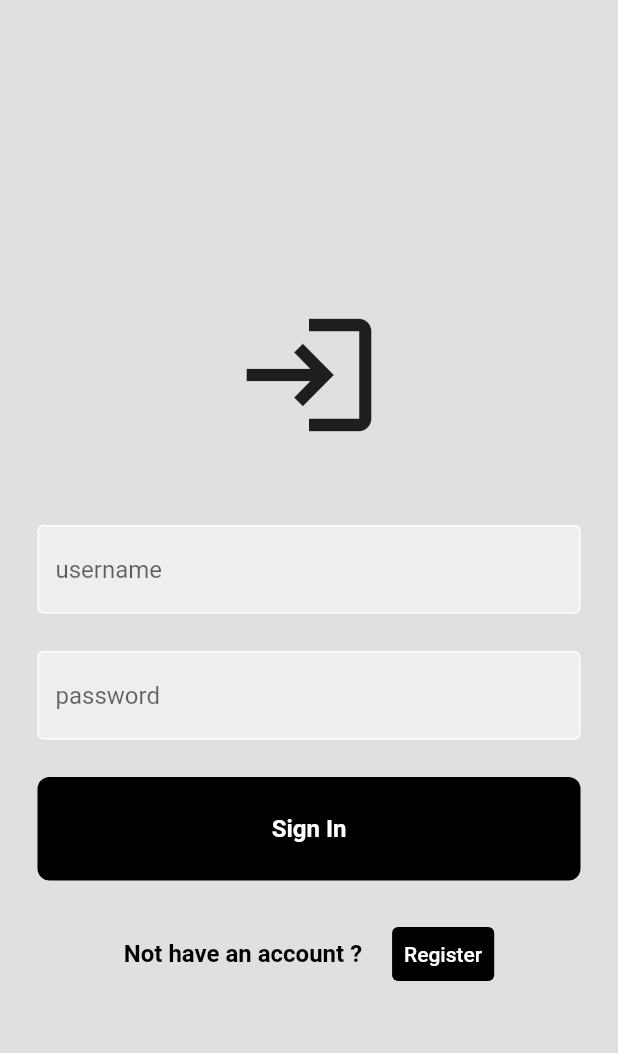
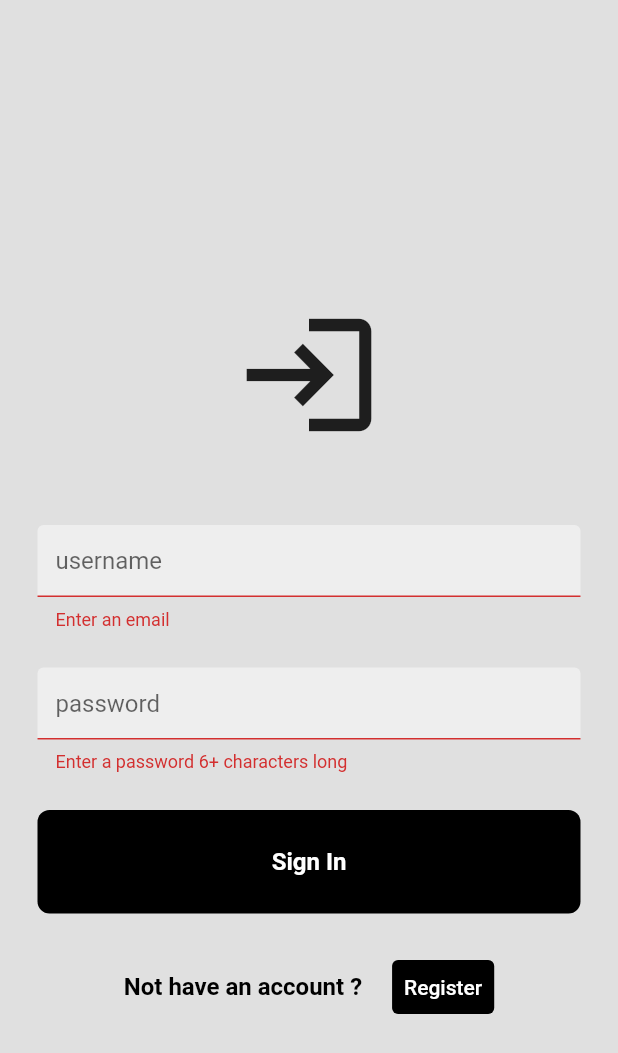
Before and after one commit to DucAnhLo/FlutterBankingApp, a Flutter app: the screen it shows after launch, after a tap on "Sign In", on a phone screen of 412 x 824 dp. Shown: the top 1053 px of the screen. Run offline on Flutter 3.47's test engine with Material 2 defaults, Android fonts, the phone set to English and light mode, and no system bars; our stand-ins replace firebase_auth, firebase_core; missing offline and left inert: flutter_barcode_scanner; accounts and stored records are empty.

Commit message:
Finished sign in functionality, but still having some bugs

```diff
--- a/lib/pages/authenticate/authenticate.dart
+++ b/lib/pages/authenticate/authenticate.dart
@@ -1,5 +1,6 @@
 import 'package:flutter/material.dart';
 import 'package:techcombank_clone/pages/authenticate/sign_in.dart';
+import 'package:techcombank_clone/pages/authenticate/sign_up.dart';
 
 
 class Authenticate extends StatefulWidget {
@@ -10,10 +11,19 @@ class Authenticate extends StatefulWidget {
 }
 
 class _AuthenticateState extends State<Authenticate> {
+
+  bool showSignIn = true;
+  void toggleView(){
+    setState(() {
+      showSignIn = !showSignIn;
+    });
+  }
   @override
   Widget build(BuildContext context) {
-    return Container(
-      child: SignIn(),
-    );
+    if(showSignIn){
+      return SignIn(toggleView: toggleView);
+    }else {
+      return SignUp(toggleView: toggleView);
+    }
   }
 }
--- a/lib/pages/authenticate/sign_in.dart
+++ b/lib/pages/authenticate/sign_in.dart
@@ -5,8 +5,8 @@ import 'package:flutter/src/widgets/framework.dart';
 import 'package:techcombank_clone/services/auth.dart';
 
 class SignIn extends StatefulWidget {
-  const SignIn({super.key});
-
+  final toggleView;
+  const SignIn({super.key, this.toggleView});
   @override
   State<SignIn> createState() => _SignInState();
 }
@@ -15,6 +15,8 @@ class _SignInState extends State<SignIn> {
   String email = '';
   String password= '';
   final AuthService _auth = AuthService();
+  final _formKey = GlobalKey<FormState>();
+  String error = '';
 
 
   @override
@@ -22,6 +24,7 @@ class _SignInState extends State<SignIn> {
     return Scaffold(
         backgroundColor: Colors.grey[300],
         body: Form(
+          key: _formKey,
           child: Container(
               // decoration: BoxDecoration(
               //   image: DecorationImage(
@@ -38,6 +41,7 @@ class _SignInState extends State<SignIn> {
                   Padding(
                     padding: const EdgeInsets.symmetric(horizontal: 25),
                     child: TextFormField(
+                      validator: (value) => value!.isEmpty ? 'Enter an email' : null,
                       onChanged: (value){
                         setState(() {
                           email = value;
@@ -60,6 +64,7 @@ class _SignInState extends State<SignIn> {
                   Padding(
                     padding: const EdgeInsets.symmetric(horizontal: 25),
                     child: TextFormField(
+                      validator: (value) => value!.length < 6  ? 'Enter a password 6+ characters long' : null,
                       onChanged: (value){
                         setState(() {
                           password = value;
@@ -82,16 +87,14 @@ class _SignInState extends State<SignIn> {
                   SizedBox(height: 25),
                   GestureDetector(
                     onTap: () async {
-                      // dynamic result = await _auth.signInAno();
-                      // if(result == null){
-                      //   print('error signing in ');
-                      // } else {
-                      //   print('signed in');
-                      //   print(result.uid);
-                      // }
-                      // Navigator.pushReplacementNamed(context, '/home');
-                      print(email);
-                      print(password);
+                      if(_formKey.currentState!.validate()){
+                        dynamic result = _auth.signInWithEmailAndPassword(email, password);
+                        if(result == null){
+                          setState(() {
+                            error = 'Could not sign in with with those credentials';
+                          });
+                        }
+                      }
                     },
                     child: Container(
                       padding: EdgeInsets.all(25),
@@ -131,12 +134,18 @@ class _SignInState extends State<SignIn> {
                               backgroundColor: MaterialStatePropertyAll<Color>(Colors.black)
                             ),
                             onPressed: (){
-                              Navigator.pushReplacementNamed(context, '/signin');
+                              //Navigator.pushReplacementNamed(context, '/signin');
+                              widget.toggleView();
                             },
                             child: Text('Register', style: TextStyle(color: Colors.white),))
                         ]
                       ),
                     ),
+                  SizedBox(height: 12),
+                  Text(
+                    error,
+                    style: TextStyle(color: Colors.red, fontSize: 14),
+                  )
                 ]),
               ),
             ),
--- a/lib/services/auth.dart
+++ b/lib/services/auth.dart
@@ -27,8 +27,33 @@ class AuthService {
       return null;
     }
   }
+
   //sign in with email and password
+  Future signInWithEmailAndPassword(String email, String password) async{
+    try {
+      UserCredential result = await _auth.signInWithEmailAndPassword(email: email, password: password);
+      User? user = result.user;
+      return _userFromFirebaseUser(user!);
+    } catch (e) {
+      print(e.toString());
+      return null;
+    }
+  }
+
+
   //register with email and password
+  Future registerWithEmailAndPassword(String email, String password) async{
+    try {
+      UserCredential result = await _auth.createUserWithEmailAndPassword(email: email, password: password);
+      User? user = result.user;
+      return _userFromFirebaseUser(user!);
+    } catch (e) {
+      print(e.toString());
+      return null;
+    }
+  }
+
+
   //sign out
   Future signOut() async {
     try {
```
Also changed, not shown: lib/pages/authenticate/sign_up.dart (+26 -6 lines).
